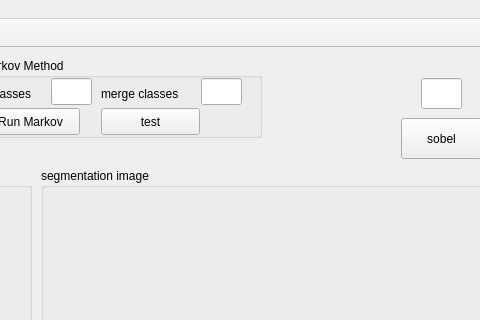
This is SimpleView.ui in ryderlin/MIP_KneePrj as Qt 5 draws it before an edit; both pictures show x 549 to 1029 and y 0 to 320 of the 1177 by 781 pixel window. The edited form follows.
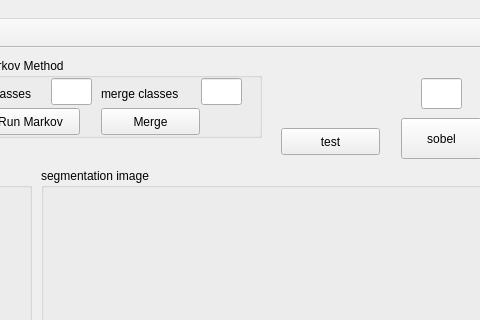
This is the edited form. Icons and pictures are not drawn. Custom widgets are drawn as their Qt base class.

The edit to the form file:
```diff
--- a/SimpleView.ui
+++ b/SimpleView.ui
@@ -247,7 +247,7 @@
       </rect>
      </property>
     </widget>
-    <widget class="QPushButton" name="btnTest">
+    <widget class="QPushButton" name="btnMerge">
      <property name="geometry">
       <rect>
        <x>120</x>
@@ -257,7 +257,7 @@
       </rect>
      </property>
      <property name="text">
-      <string>test</string>
+      <string>Merge</string>
      </property>
     </widget>
    </widget>
@@ -467,6 +467,19 @@
      </rect>
     </property>
    </widget>
+   <widget class="QPushButton" name="btnTest">
+    <property name="geometry">
+     <rect>
+      <x>830</x>
+      <y>80</y>
+      <width>99</width>
+      <height>27</height>
+     </rect>
+    </property>
+    <property name="text">
+     <string>test</string>
+    </property>
+   </widget>
   </widget>
   <widget class="QMenuBar" name="menubar">
    <property name="geometry">
```
